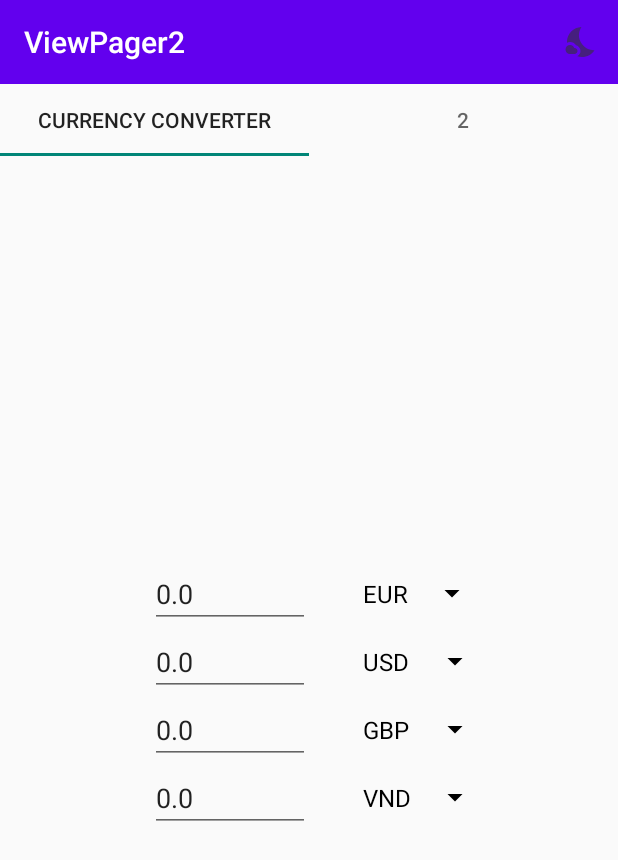
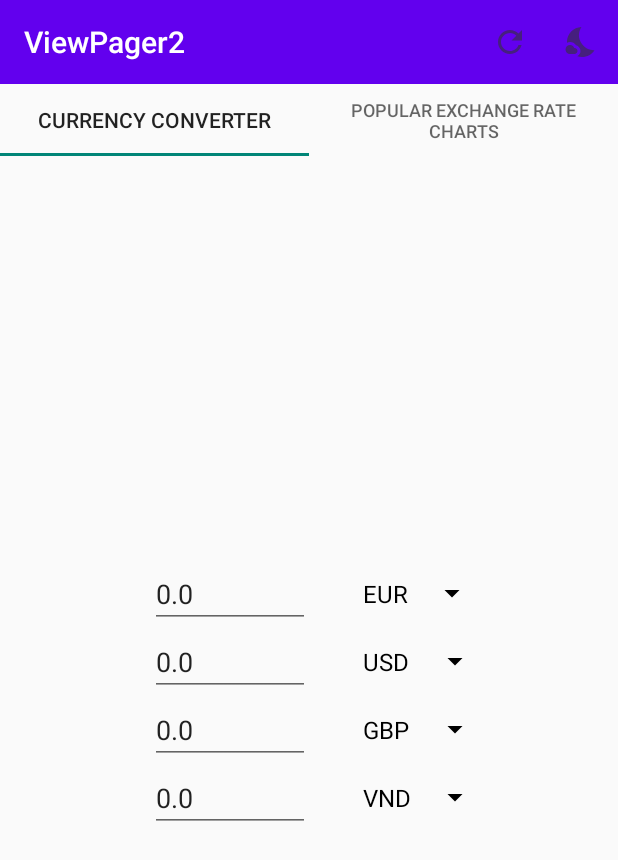
Before and after one commit to LouisDo2108/CurrencyConverter, an Android app: the screen it shows after launch (MainActivity), on a phone screen of 412 x 824 dp. Shown: the top 860 px of the screen. Run offline under Robolectric (Android 15) with nearby library versions, the phone set to English and light mode, and no system bars; our stand-ins replace Volley; network calls fail.

Commit message:
added refresh button

```diff
--- a/app/src/main/java/com/example/viewpager2/Fragment1.java
+++ b/app/src/main/java/com/example/viewpager2/Fragment1.java
@@ -4,6 +4,7 @@ import android.graphics.PorterDuff;
 import android.os.Bundle;
 
 import androidx.appcompat.app.AppCompatDelegate;
+import androidx.appcompat.widget.Toolbar;
 import androidx.fragment.app.Fragment;
 
 import android.text.Editable;
@@ -12,6 +13,9 @@ import android.text.TextWatcher;
 import android.util.Log;
 import android.view.ContextThemeWrapper;
 import android.view.LayoutInflater;
+import android.view.Menu;
+import android.view.MenuInflater;
+import android.view.MenuItem;
 import android.view.View;
 import android.view.ViewGroup;
 import android.widget.AdapterView;
@@ -51,6 +55,9 @@ public class Fragment1 extends Fragment {
     private Double[] rates = {1.0, 0.0, 0.0, 0.0};
     private ArrayList<EditText> etArray = new ArrayList<>();
     private ArrayList<Spinner> spArray = new ArrayList<>();
+    private LayoutInflater themedInflater;
+    private View view;
+    private int spinnerLayout = 0, spinnerColor = 0;
 
     public Fragment1() {
         // Required empty public constructor
@@ -87,9 +94,7 @@ public class Fragment1 extends Fragment {
     public View onCreateView(@NotNull LayoutInflater inflater, ViewGroup container,
                              Bundle savedInstanceState) {
         // Inflate the layout for this fragment
-        LayoutInflater themedInflater;
-        View view;
-        int spinnerLayout, spinnerColor;
+
         if (AppCompatDelegate.getDefaultNightMode() == AppCompatDelegate.MODE_NIGHT_YES) {
             themedInflater = LayoutInflater.from(new ContextThemeWrapper(getContext(), R.style.Theme_ViewPager2Night));
             view = themedInflater.inflate(R.layout.fragment_1, container, false);
@@ -103,10 +108,45 @@ public class Fragment1 extends Fragment {
         }
 
         variablesSetup(view);
+        setHasOptionsMenu(true);
         spinnerSetup(spinnerLayout, spinnerColor);
         textChanged();
 
         return view;
+    }
+
+    @Override
+    public void onCreateOptionsMenu(Menu menu, MenuInflater inflater) {
+        menu.clear();
+        inflater.inflate(R.menu.menu_main, menu);
+        super.onCreateOptionsMenu(menu, inflater);
+    }
+
+    @Override
+    public boolean onOptionsItemSelected(MenuItem item) {
+        // Handle item selection
+        switch (item.getItemId()) {
+            case R.id.darkmode:
+                darkMode(item);
+                return true;
+            case R.id.refresh:
+                refresh(item);
+            default:
+                return super.onOptionsItemSelected(item);
+        }
+    }
+
+    public void darkMode(MenuItem item) {
+        if (AppCompatDelegate.getDefaultNightMode() == AppCompatDelegate.MODE_NIGHT_YES) {
+            AppCompatDelegate.setDefaultNightMode(AppCompatDelegate.MODE_NIGHT_NO);
+        } else {
+            AppCompatDelegate.setDefaultNightMode(AppCompatDelegate.MODE_NIGHT_YES);
+        }
+    }
+
+    public void refresh(MenuItem item) {
+        updateRates();
+        Toast.makeText(getContext(), "Rates refreshed", Toast.LENGTH_SHORT).show();
     }
 
     private void variablesSetup(View view)
@@ -151,17 +191,20 @@ public class Fragment1 extends Fragment {
 
                         for(int i = 1; i <= 3; ++i)
                             etArray.get(i).setText("");
-
                         return;
                     }
+                    updateRates();
 
-                    for(int i = 1; i <= 3; ++i)
-                        exchange(i);
                 } catch (Exception e) {
                     Log.e("Main", e.toString());
                 }
             }
         });
+    }
+
+    private void updateRates(){
+        for(int i = 1; i <= 3; ++i)
+            exchange(i);
     }
 
     private void getApiResult(String currencyRate, int index) {
@@ -238,4 +281,12 @@ public class Fragment1 extends Fragment {
         double convertedValue = (Double) Double.valueOf(et1.getText().toString()) * rates[index];
         etArray.get(index).setText(String.valueOf(convertedValue));
     }
+
+//    public void darkMode(MenuItem item) {
+//        if (AppCompatDelegate.getDefaultNightMode() == AppCompatDelegate.MODE_NIGHT_YES) {
+//            AppCompatDelegate.setDefaultNightMode(AppCompatDelegate.MODE_NIGHT_NO);
+//        } else {
+//            AppCompatDelegate.setDefaultNightMode(AppCompatDelegate.MODE_NIGHT_YES);
+//        }
+//    }
 }
--- a/app/src/main/java/com/example/viewpager2/MainActivity.java
+++ b/app/src/main/java/com/example/viewpager2/MainActivity.java
@@ -11,6 +11,7 @@ import androidx.appcompat.widget.Toolbar;
 import android.annotation.SuppressLint;
 import android.os.Bundle;
 import android.view.Menu;
+import android.view.MenuInflater;
 import android.view.MenuItem;
 import android.widget.ArrayAdapter;
 import android.widget.EditText;
@@ -18,15 +19,14 @@ import android.widget.Spinner;
 
 import com.google.android.material.tabs.TabLayout;
 
+import java.util.zip.Inflater;
+
 public class MainActivity extends AppCompatActivity {
-    private Spinner spinner1;
-    private Spinner spinner2;
-    private Spinner spinner3;
-    private Spinner spinner4;
     private Toolbar toolbar;
     TabLayout tabLayout;
     ViewPager2 pager2;
     FragmentAdapter adapter;
+
     @Override
     protected void onCreate(Bundle savedInstanceState) {
         if (AppCompatDelegate.getDefaultNightMode() == AppCompatDelegate.MODE_NIGHT_YES) {
@@ -48,7 +48,7 @@ public class MainActivity extends AppCompatActivity {
         pager2.setPageTransformer(new DepthPageTransformer()/*new ZoomOutPageTransformer()*/);
 
         tabLayout.addTab(tabLayout.newTab().setText("Currency Converter"));
-        tabLayout.addTab(tabLayout.newTab().setText("2"));
+        tabLayout.addTab(tabLayout.newTab().setText("Popular Exchange Rate Charts"));
 
         tabLayout.addOnTabSelectedListener(new TabLayout.OnTabSelectedListener() {
             @SuppressLint("ResourceAsColor")
@@ -77,15 +77,16 @@ public class MainActivity extends AppCompatActivity {
 
     @Override
     public boolean onCreateOptionsMenu(Menu menu) {
-        getMenuInflater().inflate(R.menu.menu_main, menu);
-        return super.onCreateOptionsMenu(menu);
+        MenuInflater inflater = getMenuInflater();
+        inflater.inflate(R.menu.menu_main, menu);
+        return true;
     }
 
-    public void darkMode(MenuItem item) {
-        if (AppCompatDelegate.getDefaultNightMode() == AppCompatDelegate.MODE_NIGHT_YES) {
-            AppCompatDelegate.setDefaultNightMode(AppCompatDelegate.MODE_NIGHT_NO);
-        } else {
-            AppCompatDelegate.setDefaultNightMode(AppCompatDelegate.MODE_NIGHT_YES);
-        }
-    }
+//        public void darkMode(MenuItem item) {
+//        if (AppCompatDelegate.getDefaultNightMode() == AppCompatDelegate.MODE_NIGHT_YES) {
+//            AppCompatDelegate.setDefaultNightMode(AppCompatDelegate.MODE_NIGHT_NO);
+//        } else {
+//            AppCompatDelegate.setDefaultNightMode(AppCompatDelegate.MODE_NIGHT_YES);
+//        }
+//    }
 }
--- /dev/null
+++ b/app/src/main/res/drawable-anydpi/refresh.xml
@@ -0,0 +1,11 @@
+<vector xmlns:android="http://schemas.android.com/apk/res/android"
+    android:width="24dp"
+    android:height="24dp"
+    android:viewportWidth="24"
+    android:viewportHeight="24"
+    android:tint="#333333"
+    android:alpha="0.6">
+  <path
+      android:fillColor="@android:color/white"
+      android:pathData="M17.65,6.35C16.2,4.9 14.21,4 12,4c-4.42,0 -7.99,3.58 -7.99,8s3.57,8 7.99,8c3.73,0 6.84,-2.55 7.73,-6h-2.08c-0.82,2.33 -3.04,4 -5.65,4 -3.31,0 -6,-2.69 -6,-6s2.69,-6 6,-6c1.66,0 3.14,0.69 4.22,1.78L13,11h7V4l-2.35,2.35z"/>
+</vector>
--- a/app/src/main/res/menu/menu_main.xml
+++ b/app/src/main/res/menu/menu_main.xml
@@ -1,10 +1,14 @@
 <?xml version="1.0" encoding="utf-8"?>
 <menu xmlns:android="http://schemas.android.com/apk/res/android"
     xmlns:app="http://schemas.android.com/apk/res-auto">
-<item android:id="@+id/darkmode"
-    android:title="@string/darkmode"
-    android:icon="@drawable/darkmode"
-    android:orderInCategory="1"
-    app:showAsAction="ifRoom"
-    android:onClick="darkMode"/>
+    <item android:id="@+id/darkmode"
+        android:title="@string/darkmode"
+        android:icon="@drawable/darkmode"
+        android:orderInCategory="2"
+        app:showAsAction="ifRoom" />
+    <item android:id="@+id/refresh"
+        android:title="@string/refresh"
+        android:icon="@drawable/refresh"
+        android:orderInCategory="1"
+        app:showAsAction="ifRoom" />
 </menu>
--- a/app/src/main/res/values/strings.xml
+++ b/app/src/main/res/values/strings.xml
@@ -5,6 +5,7 @@
     <string name="hello_blank_fragment">Hello blank fragment</string>
     <string name="loremipsum">LoremIpsum</string>
     <string name="darkmode">Dark Mode</string>
+    <string name="refresh">Refresh</string>
     <string-array name="currenciesBase">
         <item>EUR</item>
     </string-array>
```
Also changed, not shown: app/src/main/java/com/example/viewpager2/Fragment2.java (+50 -1 lines), app/src/main/res/drawable-hdpi/refresh.png (added), app/src/main/res/drawable-mdpi/refresh.png (added), app/src/main/res/drawable-xhdpi/refresh.png (added), app/src/main/res/drawable-xxhdpi/refresh.png (added).
